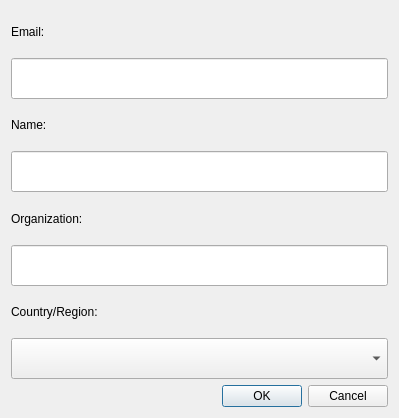
Above: LDMP/gui/DlgSettingsRegister.ui from ConservationInternational/trends.earth before the change. Below: the same form after it.
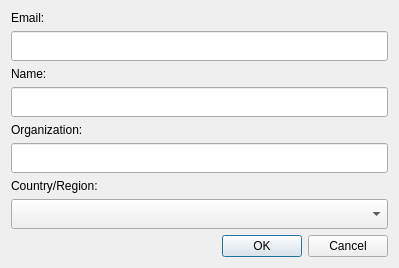
That is the form after the change.

What changed in the file:
```diff
--- a/LDMP/gui/DlgSettingsRegister.ui
+++ b/LDMP/gui/DlgSettingsRegister.ui
@@ -7,11 +7,11 @@
     <x>0</x>
     <y>0</y>
     <width>399</width>
-    <height>418</height>
+    <height>261</height>
    </rect>
   </property>
   <property name="sizePolicy">
-   <sizepolicy hsizetype="Fixed" vsizetype="Fixed">
+   <sizepolicy hsizetype="Fixed" vsizetype="Minimum">
     <horstretch>0</horstretch>
     <verstretch>0</verstretch>
    </sizepolicy>
```
